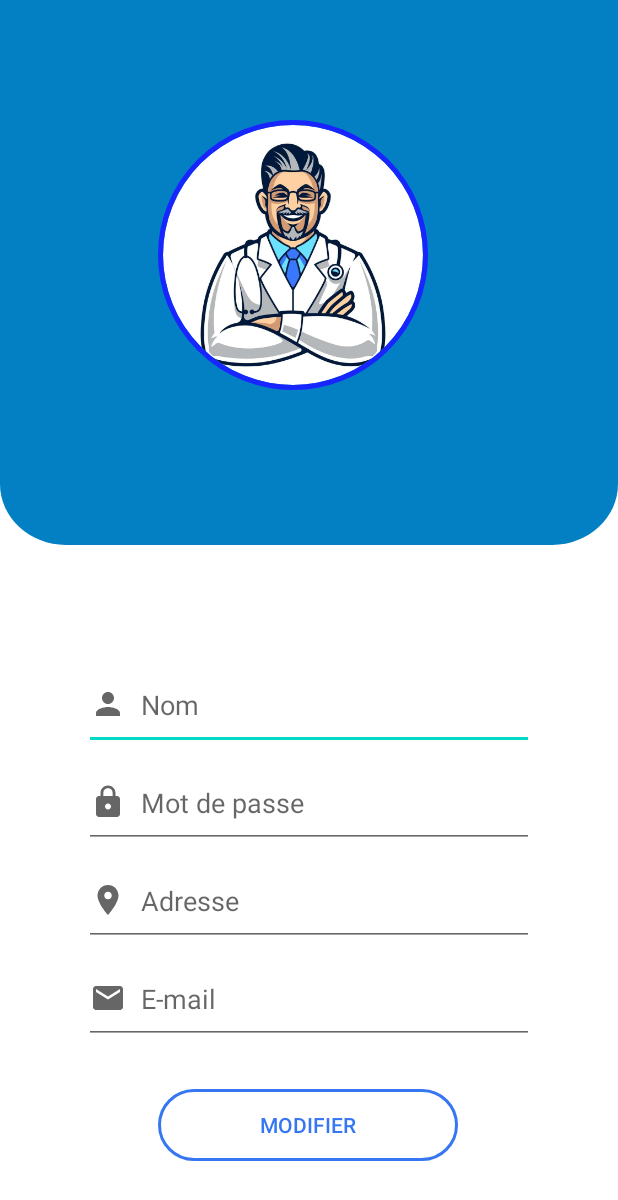
After one commit to moncefadj/MedcareTeam, an Android app: the EditDoctorProfile screen opened directly, with no data from a screen before it, on a phone screen of 412 x 824 dp. The commit adds this screen. Shown: the top 1200 px of the screen. Run offline under Robolectric (Android 15) with nearby library versions, the phone set to English and light mode, and no system bars; our stand-ins replace CircleImageView; Roboto replaces fonts that are not available here.

Commit message:
- Doctor menu added - Interface modifier le profile du médecin - supprimer les patients de la base de données

```diff
--- a/app/build.gradle
+++ b/app/build.gradle
@@ -9,6 +9,7 @@ android {
 
     defaultConfig {
         applicationId "com.moncefadj.medcare"
+        multiDexEnabled true
         minSdkVersion 17
         targetSdkVersion 28
         versionCode 1
@@ -40,6 +41,7 @@ dependencies {
     implementation 'androidx.recyclerview:recyclerview:1.2.0'
     implementation 'com.google.firebase:firebase-auth:20.0.4'
     implementation 'com.google.firebase:firebase-database:20.0.0'
+    implementation 'com.google.firebase:firebase-firestore:23.0.1'
     testImplementation 'junit:junit:4.+'
     androidTestImplementation 'androidx.test.ext:junit:1.1.2'
     androidTestImplementation 'androidx.test.espresso:espresso-core:3.3.0'
@@ -51,4 +53,7 @@ dependencies {
     // Dependency for circular ImageView
     implementation 'de.hdodenhof:circleimageview:3.1.0'
     implementation 'com.etebarian:meow-bottom-navigation-java:1.2.0'
+
+    implementation 'com.android.support:multidex:1.0.3'
+
 }
--- a/app/src/main/AndroidManifest.xml
+++ b/app/src/main/AndroidManifest.xml
@@ -10,7 +10,8 @@
         android:largeHeap="true"
         android:roundIcon="@mipmap/ic_launcher_round"
         android:theme="@style/Theme.MedCare">
-        <activity android:name=".PatientSearch.liste"></activity>
+        <activity android:name=".Doctor.EditDoctorProfile"></activity>
+        <activity android:name=".PatientSearch.liste" />
         <activity android:name=".Doctor.DoctorDashboard" />
         <activity android:name=".Patient.PatientHome" />
         <activity android:name=".Patient.OneSpecialtyDoctors" />
--- a/app/src/main/java/com/moncefadj/medcare/DataClasses/PatientData.java
+++ b/app/src/main/java/com/moncefadj/medcare/DataClasses/PatientData.java
@@ -2,7 +2,7 @@ package com.moncefadj.medcare.DataClasses;
 
 public class PatientData {
 
-    private String name, email;
+    private String name, email, id;
 
     public PatientData(){
     }
@@ -28,4 +28,8 @@ public class PatientData {
         this.email = vHeure;
     }
 
+    public String getId() {return id;}
+
+    public void setId(String id) {this.id = id;}
+
 }
--- /dev/null
+++ b/app/src/main/java/com/moncefadj/medcare/Doctor/EditDoctorProfile.java
@@ -0,0 +1,16 @@
+package com.moncefadj.medcare.Doctor;
+
+import androidx.appcompat.app.AppCompatActivity;
+
+import android.os.Bundle;
+
+import com.moncefadj.medcare.R;
+
+public class EditDoctorProfile extends AppCompatActivity {
+
+    @Override
+    protected void onCreate(Bundle savedInstanceState) {
+        super.onCreate(savedInstanceState);
+        setContentView(R.layout.activity_edit_doctor_profile);
+    }
+}
--- a/app/src/main/java/com/moncefadj/medcare/HelperClasses/patientsViewHolder.java
+++ b/app/src/main/java/com/moncefadj/medcare/HelperClasses/patientsViewHolder.java
@@ -1,6 +1,8 @@
 package com.moncefadj.medcare.HelperClasses;
 
 import android.view.View;
+import android.widget.ImageButton;
+import android.widget.ImageView;
 import android.widget.TextView;
 
 import androidx.recyclerview.widget.RecyclerView;
@@ -10,9 +12,12 @@ import com.moncefadj.medcare.R;
 public class patientsViewHolder extends RecyclerView.ViewHolder {
 
         public TextView name, email;
+        public ImageView img, delete;
     public patientsViewHolder(View view) {
         super(view);
         name = view.findViewById(R.id.NomPatient);
         email = view.findViewById(R.id.HeureRDV);
+        delete = view.findViewById(R.id.deleteImgBtn);
+        img = view.findViewById(R.id.ImagePatient);
     }
 }
--- /dev/null
+++ b/app/src/main/res/drawable/ic_baseline_place_24.xml
@@ -0,0 +1,10 @@
+<vector xmlns:android="http://schemas.android.com/apk/res/android"
+    android:width="24dp"
+    android:height="24dp"
+    android:viewportWidth="24"
+    android:viewportHeight="24"
+    android:tint="?attr/colorControlNormal">
+  <path
+      android:fillColor="@android:color/white"
+      android:pathData="M12,2C8.13,2 5,5.13 5,9c0,5.25 7,13 7,13s7,-7.75 7,-13c0,-3.87 -3.13,-7 -7,-7zM12,11.5c-1.38,0 -2.5,-1.12 -2.5,-2.5s1.12,-2.5 2.5,-2.5 2.5,1.12 2.5,2.5 -1.12,2.5 -2.5,2.5z"/>
+</vector>
--- /dev/null
+++ b/app/src/main/res/layout/activity_edit_doctor_profile.xml
@@ -0,0 +1,99 @@
+<?xml version="1.0" encoding="utf-8"?>
+<LinearLayout
+    xmlns:android="http://schemas.android.com/apk/res/android"
+    xmlns:tools="http://schemas.android.com/tools"
+    xmlns:app="http://schemas.android.com/apk/res-auto"
+    android:layout_width="match_parent"
+    android:layout_height="match_parent"
+    tools:context=".ProfilePatient.PatientProfile"
+    android:orientation="vertical"
+    android:background="@drawable/background">
+
+<LinearLayout
+    android:layout_width="match_parent"
+    android:layout_height="400dp"
+    android:id="@+id/linear1">
+
+    <de.hdodenhof.circleimageview.CircleImageView
+        android:id="@+id/profile_doc_image"
+        android:layout_width="180dp"
+        android:layout_height="180dp"
+        android:src="@drawable/doctor_vector_profile"
+        app:layout_constraintLeft_toLeftOf="parent"
+        app:layout_constraintRight_toRightOf="parent"
+        android:layout_marginTop="80dp"
+        android:layout_marginStart="105dp"
+        app:civ_border_width="3dp"
+        app:civ_border_color="@color/colorPrimaryDark"/>
+</LinearLayout>
+
+    <EditText
+        android:id="@+id/edit_name"
+        android:layout_width="300dp"
+        android:layout_height="60dp"
+        android:layout_gravity="center"
+        android:layout_marginTop="40dp"
+        android:drawableLeft="@drawable/ic_baseline_person_24"
+        android:drawablePadding="10dp"
+        android:hint="Nom"
+        android:textColor="@color/white"
+        app:counterEnabled="true"
+        app:counterMaxLength="20"
+        android:layout_below="@+id/linear1"
+        app:endIconMode="clear_text"
+        app:endIconTint="@color/white" />
+
+    <EditText
+        android:id="@+id/edit_mdp"
+        android:layout_width="300dp"
+        android:layout_height="60dp"
+        android:layout_below="@id/edit_name"
+        android:layout_gravity="center"
+        android:layout_marginTop="5dp"
+        android:drawableLeft="@drawable/ic_baseline_lock_24"
+        android:drawablePadding="10dp"
+        android:hint="Mot de passe"
+        android:inputType="textPassword"
+        android:maxLength="12"
+        app:counterEnabled="true"
+        app:counterMaxLength="12"
+        app:counterTextColor="@color/white"
+        app:endIconMode="password_toggle" />
+
+    <EditText
+        android:id="@+id/edit_adress"
+        android:layout_width="300dp"
+        android:layout_height="60dp"
+        android:layout_gravity="center"
+        android:layout_marginTop="5dp"
+        android:drawableLeft="@drawable/ic_baseline_place_24"
+        android:drawablePadding="10dp"
+        android:hint="Adresse"
+        app:endIconMode="clear_text"
+        app:errorEnabled="true" />
+
+    <EditText
+        android:id="@+id/edit_email"
+        android:layout_width="300dp"
+        android:layout_height="60dp"
+        android:layout_gravity="center"
+        android:layout_marginTop="5dp"
+        android:drawableLeft="@drawable/ic_baseline_email_24"
+        android:drawablePadding="10dp"
+        android:hint="E-mail"
+        android:inputType="textEmailAddress"
+        app:endIconMode="clear_text" />
+
+    <android.widget.Button
+        android:id="@+id/button_confirm"
+        android:layout_width="200dp"
+        android:layout_marginTop="30dp"
+        android:layout_height="wrap_content"
+        android:layout_marginStart="105dp"
+        android:background="@drawable/backgraoudbuttob"
+        android:onClick="envoyer"
+        android:text="Modifier"
+        android:textColor="@color/rose"
+        tools:ignore="OnClick" />
+
+</LinearLayout>
--- a/app/src/main/res/layout/activity_patients_adapter.xml
+++ b/app/src/main/res/layout/activity_patients_adapter.xml
@@ -62,7 +62,7 @@
                 android:textColor="#707070"
                 android:id="@+id/HeureRDV" />
 
-            <ImageButton
+            <ImageView
                 android:id="@+id/deleteImgBtn"
                 android:layout_width="30dp"
                 android:layout_height="30dp"
--- a/app/src/main/res/layout/profile_patient_2.xml
+++ b/app/src/main/res/layout/profile_patient_2.xml
@@ -109,7 +109,7 @@
             android:id="@+id/date_picker"
             android:layout_width="match_parent"
             android:layout_height="100dp"
-             android:calendarViewShown="false"
+            android:calendarViewShown="false"
             android:datePickerMode="spinner"
 
             />
--- a/build.gradle
+++ b/build.gradle
@@ -5,7 +5,7 @@ buildscript {
         jcenter()
     }
     dependencies {
-        classpath "com.android.tools.build:gradle:4.1.1"
+        classpath 'com.android.tools.build:gradle:4.1.3'
         classpath 'com.google.gms:google-services:4.3.8'
 
         // NOTE: Do not place your application dependencies here; they belong
```
Also changed, not shown: app/src/main/java/com/moncefadj/medcare/Doctor/DoctorProfile.java (+28 -5 lines), app/src/main/java/com/moncefadj/medcare/HelperClasses/patientsAdapter.java (+30 -0 lines), app/src/main/res/menu/doctor_menu.xml (added, +13 -0 lines).
